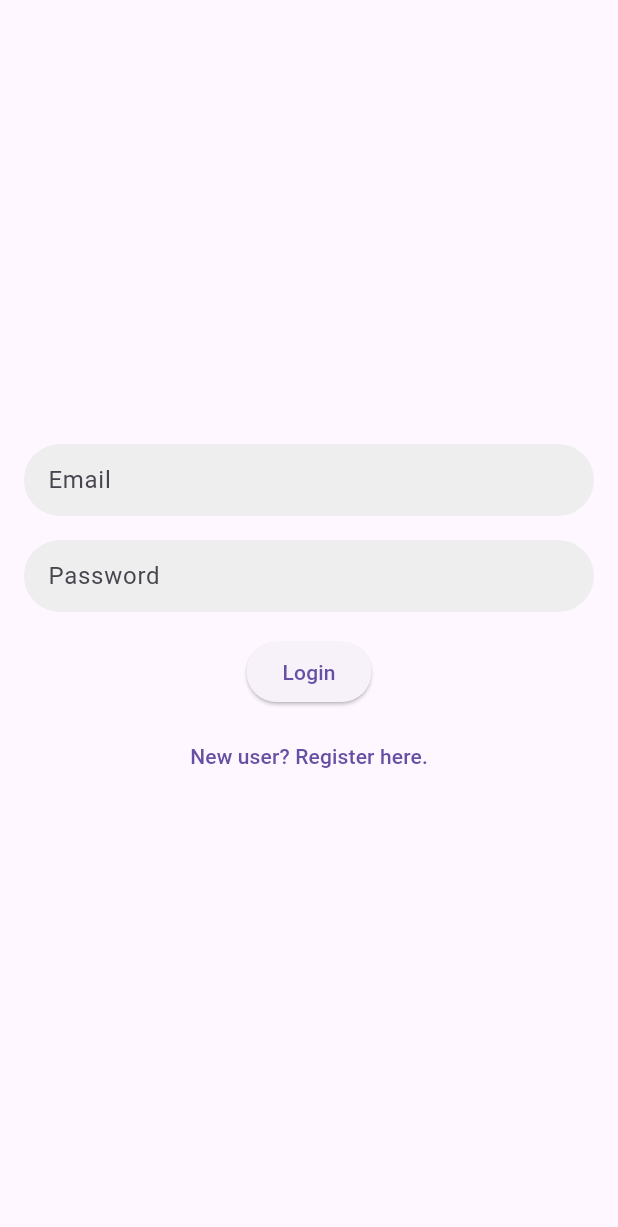
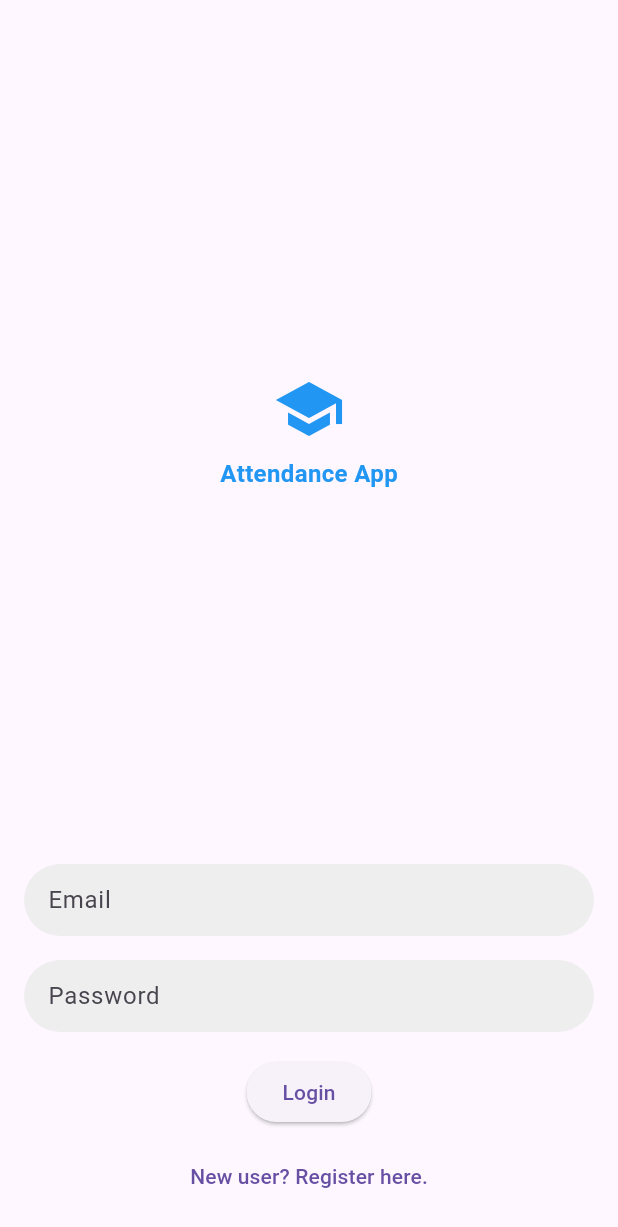
Before and after one commit to RussellStevenson/attendance_app, a Flutter app: the screen it shows after launch, on a phone screen of 412 x 824 dp. Shown: the top 1227 px of the screen. Run offline on Flutter 3.47's test engine with Material 3 defaults, Android fonts, the phone set to English and light mode, and no system bars.

Commit message:
first commit

```diff
--- a/lib/login.dart
+++ b/lib/login.dart
@@ -1,9 +1,9 @@
-import 'package:attendance_app/user_registration.dart';
 import 'package:flutter/material.dart';
 import 'main.dart';
+import 'user_registration.dart';
 
 class LoginPage extends StatelessWidget {
-  const LoginPage({super.key});
+  const LoginPage({Key? key});
 
   @override
   Widget build(BuildContext context) {
@@ -13,10 +13,33 @@ class LoginPage extends StatelessWidget {
         child: Column(
           mainAxisAlignment: MainAxisAlignment.center,
           children: [
+            Expanded(
+              child: Column(
+                mainAxisAlignment: MainAxisAlignment.center,
+                children: [
+                  // Add your logo image or icon here
+                  const Icon(
+                    Icons.school, // Replace with your desired icon
+                    size: 48.0,
+                    color: Colors.blue,
+                  ),
+                  const SizedBox(height: 8.0),
+                  const Text(
+                    'Attendance App',
+                    style: TextStyle(
+                      fontWeight: FontWeight.bold,
+                      fontSize: 16.0,
+                      color: Colors.blue,
+                    ),
+                  ),
+                ],
+              ),
+            ),
+            const SizedBox(height: 16.0), // Add padding below the logo
             Container(
               decoration: BoxDecoration(
-                borderRadius: BorderRadius.circular(25.0), // Adjust the radius as needed
-                color: Colors.grey[200], // Set the background color
+                borderRadius: BorderRadius.circular(25.0),
+                color: Colors.grey[200],
               ),
               child: const TextField(
                 decoration: InputDecoration(
@@ -47,17 +70,17 @@ class LoginPage extends StatelessWidget {
               onPressed: () {
                 Navigator.pushReplacement(
                   context,
-                  MaterialPageRoute(builder: (context) => const HomeScreen()), // Replace MainPage with your actual main page
+                  MaterialPageRoute(builder: (context) => const HomeScreen()),
                 );
               },
               child: const Text('Login'),
             ),
-            const SizedBox(height: 8.0), // Adjust the spacing between the button and the text link
+            const SizedBox(height: 8.0),
             TextButton(
               onPressed: () {
                 Navigator.pushReplacement(
                   context,
-                  MaterialPageRoute(builder: (context) => const RegistrationPage()), // Replace MainPage with your actual main page
+                  MaterialPageRoute(builder: (context) => const RegistrationPage()),
                 );
               },
               child: const Text('New user? Register here.'),
```
